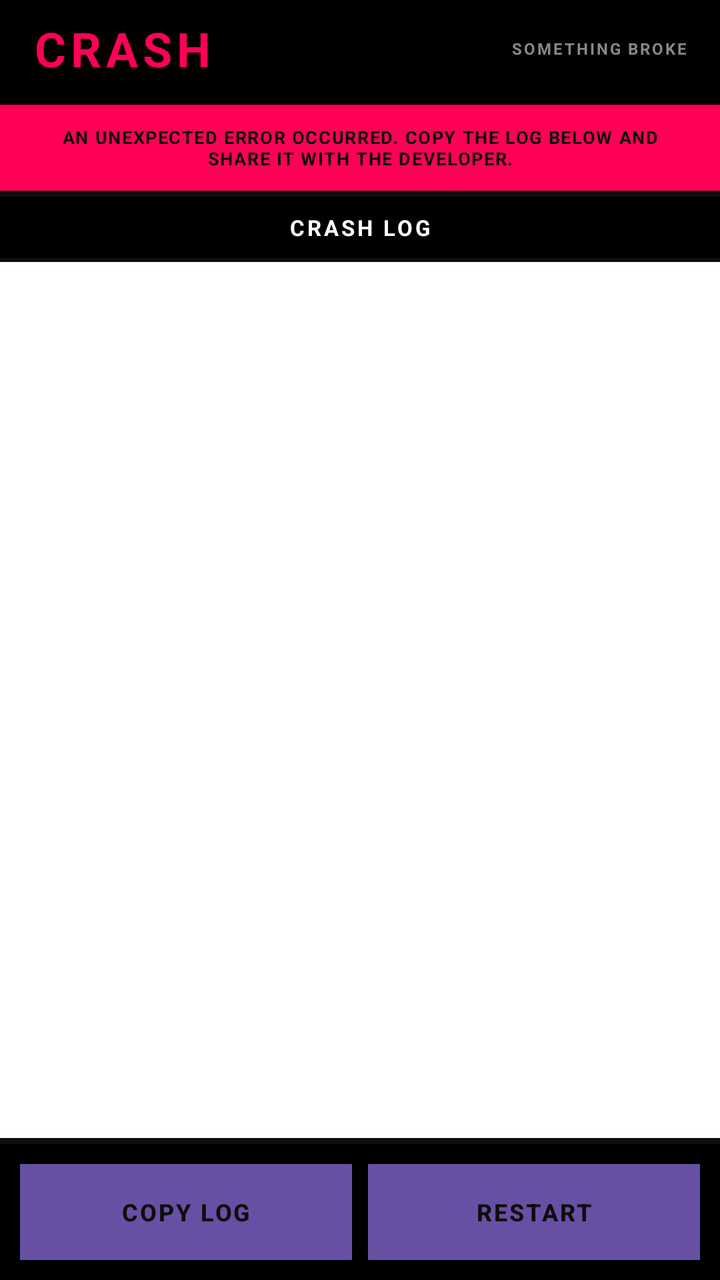
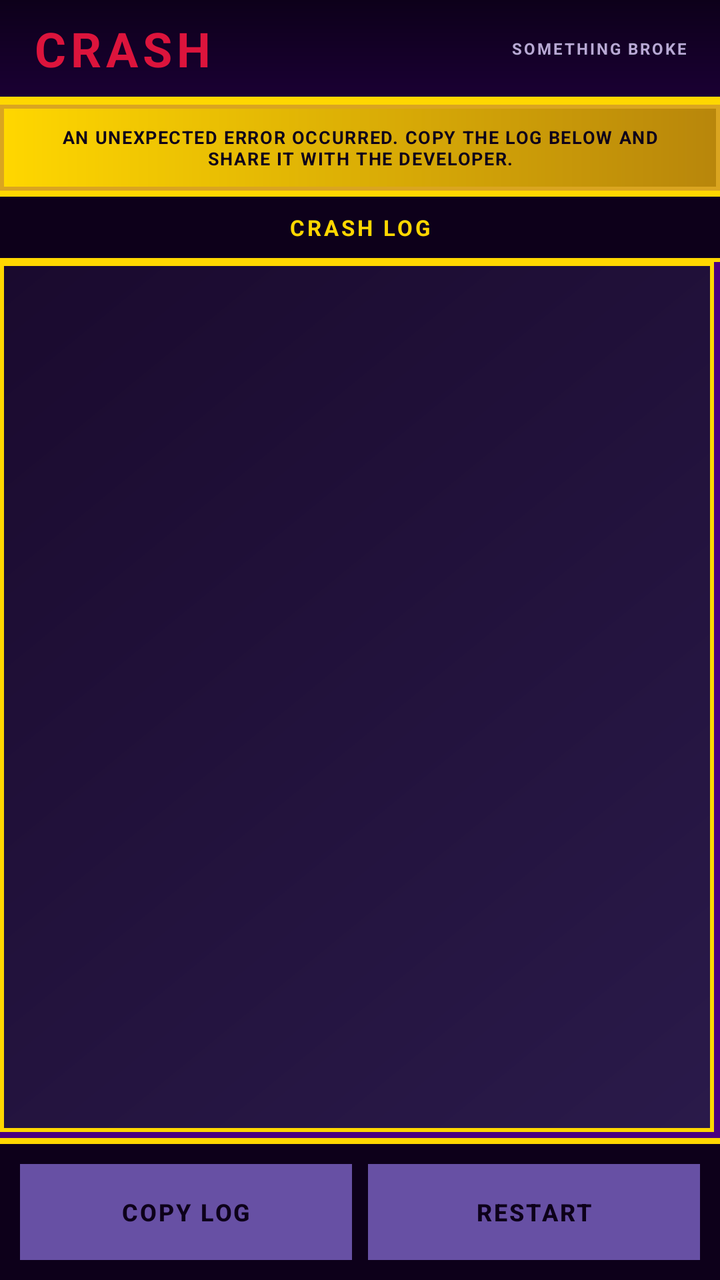

Screens rendered from an Android XML layout before and after an edit, with the pre-edit source and the edit as a unified diff.
<!-- AndroidManifest.xml: application theme AppTheme -->
<!-- res/layout/activity_crash.xml -->
<?xml version="1.0" encoding="utf-8"?>
<LinearLayout xmlns:android="http://schemas.android.com/apk/res/android"
  android:layout_width="match_parent"
  android:layout_height="match_parent"
  android:orientation="vertical"
  android:background="@color/bg_page"
  android:fitsSystemWindows="true">

  
  <LinearLayout
    android:layout_width="match_parent"
    android:layout_height="wrap_content"
    android:orientation="horizontal"
    android:gravity="center_vertical"
    android:background="@color/bg_black"
    android:paddingStart="16dp"
    android:paddingEnd="16dp"
    android:paddingTop="8dp"
    android:paddingBottom="12dp">

    <TextView
      android:layout_width="0dp"
      android:layout_height="wrap_content"
      android:layout_weight="1"
      android:text="CRASH"
      android:textSize="24sp"
      android:textStyle="bold"
      android:textColor="@color/accent_red"
      android:letterSpacing="0.1"/>

    <TextView
      android:layout_width="wrap_content"
      android:layout_height="wrap_content"
      android:text="SOMETHING BROKE"
      android:textSize="8sp"
      android:textStyle="bold"
      android:textColor="@color/text_muted"
      android:textAllCaps="true"
      android:letterSpacing="0.12"/>

  </LinearLayout>

  
  <TextView
    android:layout_width="match_parent"
    android:layout_height="wrap_content"
    android:gravity="center"
    android:paddingVertical="10dp"
    android:paddingHorizontal="16dp"
    android:text="AN UNEXPECTED ERROR OCCURRED. COPY THE LOG BELOW AND SHARE IT WITH THE DEVELOPER."
    android:textSize="9sp"
    android:textStyle="bold"
    android:textColor="@color/text_primary"
    android:background="@color/accent_red"
    android:textAllCaps="true"
    android:letterSpacing="0.06"/>

  
  <View
    android:layout_width="match_parent"
    android:layout_height="3dp"
    android:background="@color/divider"/>

  
  <TextView
    android:layout_width="match_parent"
    android:layout_height="wrap_content"
    android:gravity="center"
    android:paddingVertical="8dp"
    android:text="CRASH LOG"
    android:textSize="11sp"
    android:textStyle="bold"
    android:textColor="@color/text_white"
    android:letterSpacing="0.12"
    android:background="@color/bg_black"/>

  <View
    android:layout_width="match_parent"
    android:layout_height="2dp"
    android:background="@color/divider"/>

  
  <ScrollView
    android:layout_width="match_parent"
    android:layout_height="0dp"
    android:layout_weight="1"
    android:padding="8dp"
    android:background="@color/bg_card">

    <TextView
      android:id="@+id/tvCrashLog"
      android:layout_width="match_parent"
      android:layout_height="wrap_content"
      android:textSize="9sp"
      android:textStyle="bold"
      android:textColor="@color/text_primary"
      android:lineSpacingExtra="2dp"
      android:fontFamily="monospace"/>

  </ScrollView>

  
  <View
    android:layout_width="match_parent"
    android:layout_height="3dp"
    android:background="@color/divider"/>

  
  <LinearLayout
    android:layout_width="match_parent"
    android:layout_height="wrap_content"
    android:orientation="horizontal"
    android:padding="10dp"
    android:background="@color/bg_black"
    android:gravity="center">

    <Button
      android:id="@+id/btnCopyLog"
      android:layout_width="0dp"
      android:layout_height="48dp"
      android:layout_weight="1"
      android:text="COPY LOG"
      android:textSize="12sp"
      android:textStyle="bold"
      android:textColor="@color/text_primary"
      android:background="@drawable/bg_button"
      android:textAllCaps="true"
      android:letterSpacing="0.08"/>

    <View
      android:layout_width="8dp"
      android:layout_height="0dp"/>

    <Button
      android:id="@+id/btnRestart"
      android:layout_width="0dp"
      android:layout_height="48dp"
      android:layout_weight="1"
      android:text="RESTART"
      android:textSize="12sp"
      android:textStyle="bold"
      android:textColor="@color/text_primary"
      android:background="@drawable/bg_button"
      android:textAllCaps="true"
      android:letterSpacing="0.08"/>

  </LinearLayout>

</LinearLayout>
<!-- resources referenced by this layout -->
<resources>
  <color name="accent_red">#FFFF0055</color>
  <color name="bg_black">#FF000000</color>
  <color name="bg_card">#FFFFFFFF</color>
  <color name="bg_page">#FFF2EBE1</color>
  <color name="divider">#FF0D0D0D</color>
  <color name="text_muted">#FF888888</color>
  <color name="text_primary">#FF0D0D0D</color>
  <color name="text_white">#FFFFFFFF</color>
  <!-- drawable bg_button (drawable) -->
  <?xml version="1.0" encoding="utf-8"?>
  <selector xmlns:android="http://schemas.android.com/apk/res/android">
    <item android:state_pressed="true">
      <layer-list>
        <item>
          <shape android:shape="rectangle">
            <solid android:color="@color/border"/>
          </shape>
        </item>
        <item
        android:right="1dp"
        android:bottom="1dp">
          <shape android:shape="rectangle">
            <solid android:color="@color/accent_yellow"/>
            <stroke
            android:width="3dp"
            android:color="@color/border"/>
          </shape>
        </item>
      </layer-list>
    </item>
    <item>
      <layer-list>
        <item>
          <shape android:shape="rectangle">
            <solid android:color="@color/border"/>
          </shape>
        </item>
        <item
        android:right="4dp"
        android:bottom="4dp">
          <shape android:shape="rectangle">
            <solid android:color="@color/accent_yellow"/>
            <stroke
            android:width="3dp"
            android:color="@color/border"/>
          </shape>
        </item>
      </layer-list>
    </item>
  </selector>
  <style name="AppTheme" parent="Base.AppTheme" />
  <color name="border">#FF0D0D0D</color>
  <color name="accent_yellow">#FFFFD600</color>
  <style name="Base.AppTheme" parent="Theme.Material3.DayNight.NoActionBar">
      <item name="android:statusBarColor">@color/bg_black</item>
      <item name="android:navigationBarColor">@color/bg_black</item>
      <item name="android:windowLightStatusBar">false</item>
      <item name="android:windowLightNavigationBar">false</item>
      <item name="android:windowBackground">@color/bg_page</item>
      <item name="android:windowTranslucentStatus">false</item>
      <item name="android:windowTranslucentNavigation">false</item>
    </style>
</resources>

<!-- the commit's change to res/layout/activity_crash.xml (unified diff, before → after) -->
@@ -12,7 +12,7 @@
     android:layout_height="wrap_content"
     android:orientation="horizontal"
     android:gravity="center_vertical"
-    android:background="@color/bg_black"
+    android:background="@drawable/bg_header"
     android:paddingStart="16dp"
     android:paddingEnd="16dp"
     android:paddingTop="8dp"
@@ -25,7 +25,7 @@
       android:text="CRASH"
       android:textSize="24sp"
       android:textStyle="bold"
-      android:textColor="@color/accent_red"
+      android:textColor="@color/accent_ruby"
       android:letterSpacing="0.1"/>
 
     <TextView
@@ -51,7 +51,7 @@
     android:textSize="9sp"
     android:textStyle="bold"
     android:textColor="@color/text_primary"
-    android:background="@color/accent_red"
+    android:background="@drawable/bg_label"
     android:textAllCaps="true"
     android:letterSpacing="0.06"/>
 
@@ -70,7 +70,7 @@
     android:text="CRASH LOG"
     android:textSize="11sp"
     android:textStyle="bold"
-    android:textColor="@color/text_white"
+    android:textColor="@color/text_gold"
     android:letterSpacing="0.12"
     android:background="@color/bg_black"/>
 
@@ -85,7 +85,7 @@
     android:layout_height="0dp"
     android:layout_weight="1"
     android:padding="8dp"
-    android:background="@color/bg_card">
+    android:background="@drawable/bg_card_item">
 
     <TextView
       android:id="@+id/tvCrashLog"
@@ -93,7 +93,7 @@
       android:layout_height="wrap_content"
       android:textSize="9sp"
       android:textStyle="bold"
-      android:textColor="@color/text_primary"
+      android:textColor="@color/text_on_dark"
       android:lineSpacingExtra="2dp"
       android:fontFamily="monospace"/>
 
<!-- resource entries referenced after the edit -->
@@ -1,13 +1,13 @@
 <!-- resources referenced by this layout -->
 <resources>
-  <color name="accent_red">#FFFF0055</color>
-  <color name="bg_black">#FF000000</color>
-  <color name="bg_card">#FFFFFFFF</color>
-  <color name="bg_page">#FFF2EBE1</color>
-  <color name="divider">#FF0D0D0D</color>
-  <color name="text_muted">#FF888888</color>
-  <color name="text_primary">#FF0D0D0D</color>
-  <color name="text_white">#FFFFFFFF</color>
+  <color name="accent_ruby">#FFDC143C</color>
+  <color name="bg_black">#FF0D001A</color>
+  <color name="bg_page">#FF0D001A</color>
+  <color name="divider">#FFFFD700</color>
+  <color name="text_gold">#FFFFD700</color>
+  <color name="text_muted">#FFB8A9D4</color>
+  <color name="text_on_dark">#FFFFF8E7</color>
+  <color name="text_primary">#FF0D001A</color>
   <!-- drawable bg_button (drawable) -->
   <?xml version="1.0" encoding="utf-8"?>
   <selector xmlns:android="http://schemas.android.com/apk/res/android">
@@ -15,17 +15,18 @@
       <layer-list>
         <item>
           <shape android:shape="rectangle">
-            <solid android:color="@color/border"/>
+            <solid android:color="@color/shadow"/>
           </shape>
         </item>
-        <item
-        android:right="1dp"
-        android:bottom="1dp">
+        <item android:right="1dp" android:bottom="1dp">
           <shape android:shape="rectangle">
-            <solid android:color="@color/accent_yellow"/>
+            <gradient
+              android:startColor="#FFB8860B"
+              android:endColor="#FFDAA520"
+              android:angle="90"/>
             <stroke
-            android:width="3dp"
-            android:color="@color/border"/>
+              android:width="2dp"
+              android:color="@color/border"/>
           </shape>
         </item>
       </layer-list>
@@ -34,25 +35,78 @@
       <layer-list>
         <item>
           <shape android:shape="rectangle">
-            <solid android:color="@color/border"/>
+            <solid android:color="@color/shadow"/>
           </shape>
         </item>
-        <item
-        android:right="4dp"
-        android:bottom="4dp">
+        <item android:right="4dp" android:bottom="4dp">
           <shape android:shape="rectangle">
-            <solid android:color="@color/accent_yellow"/>
+            <gradient
+              android:startColor="#FFFFD700"
+              android:endColor="#FFB8860B"
+              android:angle="90"/>
             <stroke
-            android:width="3dp"
-            android:color="@color/border"/>
+              android:width="3dp"
+              android:color="@color/border"/>
           </shape>
         </item>
       </layer-list>
     </item>
   </selector>
+  <!-- drawable bg_card_item (drawable) -->
+  <?xml version="1.0" encoding="utf-8"?>
+  <layer-list xmlns:android="http://schemas.android.com/apk/res/android">
+    <item>
+      <shape android:shape="rectangle">
+        <solid android:color="@color/shadow"/>
+      </shape>
+    </item>
+    <item android:right="3dp" android:bottom="3dp">
+      <shape android:shape="rectangle">
+        <gradient
+          android:startColor="@color/card_start"
+          android:endColor="@color/card_end"
+          android:angle="135"/>
+        <stroke
+          android:width="2dp"
+          android:color="@color/border"/>
+      </shape>
+    </item>
+  </layer-list>
+  <!-- drawable bg_header (drawable) -->
+  <?xml version="1.0" encoding="utf-8"?>
+  <layer-list xmlns:android="http://schemas.android.com/apk/res/android">
+    <item>
+      <shape android:shape="rectangle">
+        <solid android:color="#FFFFD700"/>
+      </shape>
+    </item>
+    <item android:bottom="4dp">
+      <shape android:shape="rectangle">
+        <gradient
+          android:startColor="@color/bg_header_start"
+          android:endColor="@color/bg_header_end"
+          android:angle="90"/>
+      </shape>
+    </item>
+  </layer-list>
+  <!-- drawable bg_label (drawable) -->
+  <?xml version="1.0" encoding="utf-8"?>
+  <shape xmlns:android="http://schemas.android.com/apk/res/android" android:shape="rectangle">
+    <gradient
+      android:startColor="#FFFFD700"
+      android:endColor="#FFB8860B"
+      android:angle="0"/>
+    <stroke
+      android:width="2dp"
+      android:color="#FFDAA520"/>
+  </shape>
   <style name="AppTheme" parent="Base.AppTheme" />
-  <color name="border">#FF0D0D0D</color>
-  <color name="accent_yellow">#FFFFD600</color>
+  <color name="shadow">#FF4A0080</color>
+  <color name="border">#FFFFD700</color>
+  <color name="card_start">#FF2A1A4A</color>
+  <color name="card_end">#FF1A0A2E</color>
+  <color name="bg_header_start">#FF1A0033</color>
+  <color name="bg_header_end">#FF0D001A</color>
   <style name="Base.AppTheme" parent="Theme.Material3.DayNight.NoActionBar">
       <item name="android:statusBarColor">@color/bg_black</item>
       <item name="android:navigationBarColor">@color/bg_black</item>
